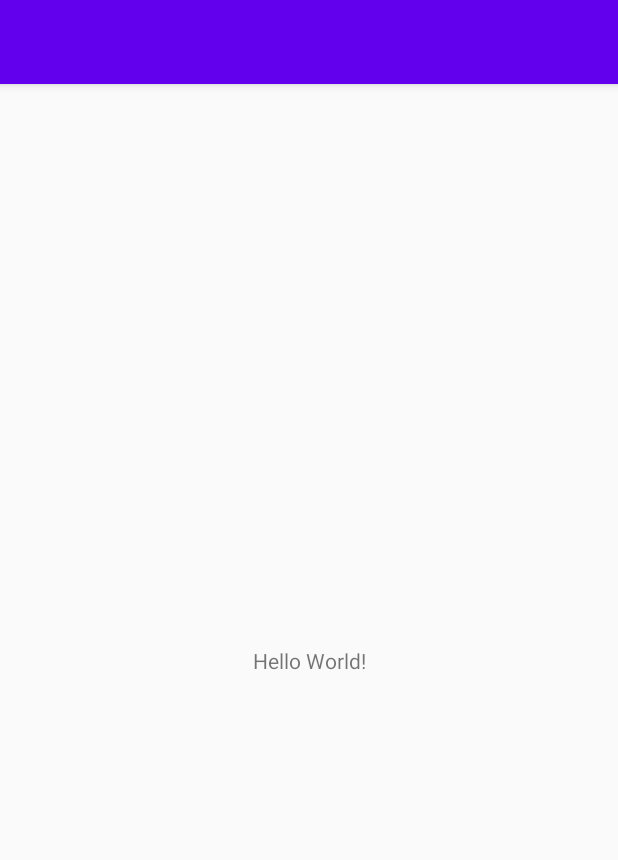
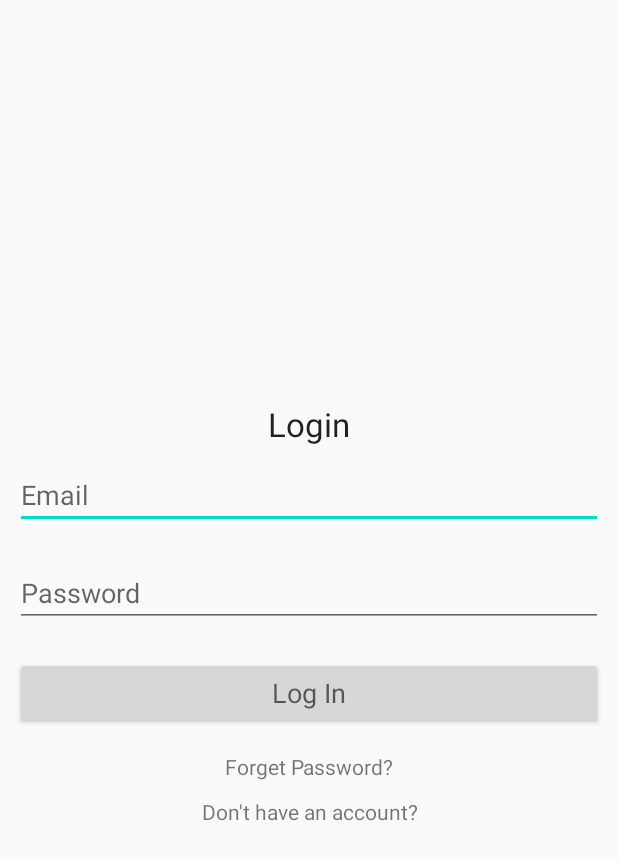
Before and after one commit to pieetrus/Money-Manager, an Android app: the screen it shows after launch (MainActivity), on a phone screen of 412 x 824 dp. Shown: the top 860 px of the screen. Run offline under Robolectric (Android 15) with nearby library versions, the phone set to English and light mode, and no system bars.

Commit message:
Add login form

```diff
--- a/app/src/main/res/layout/activity_main.xml
+++ b/app/src/main/res/layout/activity_main.xml
@@ -1,18 +1,69 @@
 <?xml version="1.0" encoding="utf-8"?>
-<androidx.constraintlayout.widget.ConstraintLayout xmlns:android="http://schemas.android.com/apk/res/android"
+<LinearLayout xmlns:android="http://schemas.android.com/apk/res/android"
     xmlns:app="http://schemas.android.com/apk/res-auto"
     xmlns:tools="http://schemas.android.com/tools"
     android:layout_width="match_parent"
     android:layout_height="match_parent"
+    android:orientation="vertical"
+    android:gravity="center"
     tools:context=".MainActivity">
 
-    <TextView
-        android:layout_width="wrap_content"
-        android:layout_height="wrap_content"
-        android:text="Hello World!"
-        app:layout_constraintBottom_toBottomOf="parent"
-        app:layout_constraintLeft_toLeftOf="parent"
-        app:layout_constraintRight_toRightOf="parent"
-        app:layout_constraintTop_toTopOf="parent" />
+   <ScrollView
+       android:layout_width="match_parent"
+       android:layout_height="wrap_content">
 
-</androidx.constraintlayout.widget.ConstraintLayout>
+      <LinearLayout
+          android:layout_width="match_parent"
+          android:layout_height="wrap_content"
+          android:orientation="vertical"
+          android:gravity="center">
+
+          <TextView
+              android:layout_width="match_parent"
+              android:layout_height="wrap_content"
+              android:text="Login"
+              android:textAppearance="?android:textAppearanceLarge"
+              android:gravity="center"/>
+
+          <EditText
+              android:layout_width="match_parent"
+              android:layout_height="wrap_content"
+              android:layout_margin="10dp"
+              android:hint="Email"
+              android:id="@+id/email_login"/>
+
+          <EditText
+              android:layout_width="match_parent"
+              android:layout_height="wrap_content"
+              android:layout_margin="10dp"
+              android:hint="Password"
+              android:id="@+id/password_login"/>
+
+          <Button
+              android:layout_width="match_parent"
+              android:layout_height="wrap_content"
+              android:layout_margin="10dp"
+              android:text="Log In"
+              android:textAppearance="?android:textAppearanceMedium"/>
+
+          <TextView
+              android:layout_width="match_parent"
+              android:layout_height="wrap_content"
+              android:gravity="center"
+              android:id="@+id/forget_password"
+              android:text="Forget Password?"
+              android:padding="5dp"/>
+
+          <TextView
+              android:layout_width="match_parent"
+              android:layout_height="wrap_content"
+              android:gravity="center"
+              android:id="@+id/signup_reg"
+              android:text="Don't have an account?"
+              android:padding="5dp"/>
+
+      </LinearLayout>
+
+
+   </ScrollView>
+</LinearLayout>
--- a/app/src/main/res/values/styles.xml
+++ b/app/src/main/res/values/styles.xml
@@ -1,7 +1,7 @@
 <resources>
 
     <!-- Base application theme. -->
-    <style name="AppTheme" parent="Theme.AppCompat.Light.DarkActionBar">
+    <style name="AppTheme" parent="Theme.AppCompat.Light.NoActionBar">
         <!-- Customize your theme here. -->
         <item name="colorPrimary">@color/colorPrimary</item>
         <item name="colorPrimaryDark">@color/colorPrimaryDark</item>
```
Also changed, not shown: 1 other file.
